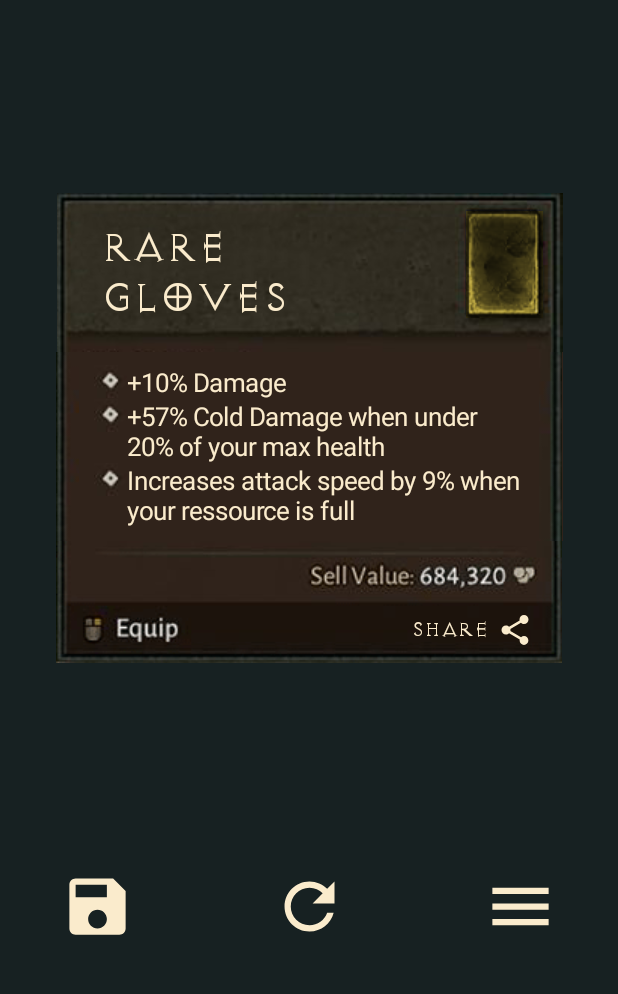
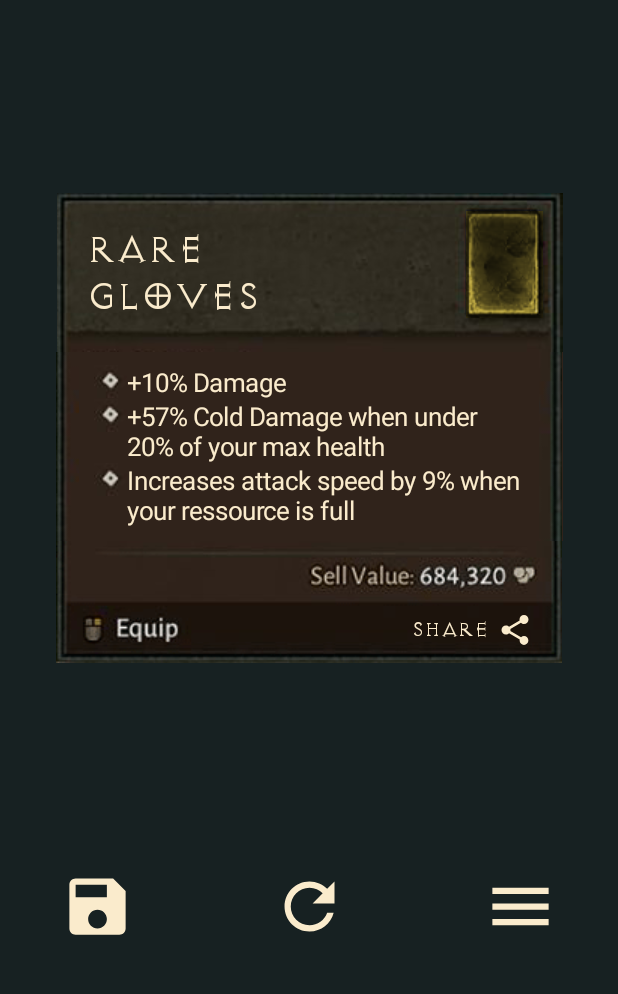
Before and after one commit to alexchaoss/d4itemgen, an Android app: the screen it shows after launch (MainActivity), on a phone screen of 412 x 824 dp, the part 232-1226 px from its top. Run offline under Robolectric (Android 15) with nearby library versions, the phone set to English and light mode, and no system bars; our stand-ins replace EventBus.

Commit message:
Fix for item name width

```diff
--- a/app/build.gradle
+++ b/app/build.gradle
@@ -10,8 +10,8 @@ android {
         applicationId "com.d4itemgenerator"
         minSdkVersion 14
         targetSdkVersion 28
-        versionCode 6
-        versionName "2.2"
+        versionCode 7
+        versionName "2.3"
 
         testInstrumentationRunner "androidx.test.runner.AndroidJUnitRunner"
     }
--- a/app/src/main/java/com/d4itemgenerator/item/Item.kt
+++ b/app/src/main/java/com/d4itemgenerator/item/Item.kt
@@ -10,6 +10,8 @@ class Item {
     @SerializedName("item_name")
     var itemName: String? = ""
     @SerializedName("rarity")
-    var rarity: Rarity? =
-        Rarity.MAGIC
+    var rarity: Rarity? = Rarity.MAGIC
+
+    @SerializedName("slot")
+    var slot: Slot? = Slot.AMULET
 }
--- a/app/src/main/res/layout/activity_main.xml
+++ b/app/src/main/res/layout/activity_main.xml
@@ -35,18 +35,19 @@
         <androidx.constraintlayout.widget.ConstraintLayout
             android:layout_width="match_parent"
             android:layout_height="wrap_content">
+
             <ImageView
+                android:id="@+id/imageView"
                 android:layout_width="wrap_content"
                 android:layout_height="wrap_content"
-                android:layout_marginStart="1dp"
+                android:layout_marginLeft="1dp"
+                android:paddingEnd="0.5dp"
+                android:paddingRight="0.5dp"
                 android:src="@drawable/header"
-                android:layout_marginLeft="1dp"
-                android:paddingRight="0.5dp"
                 app:layout_constraintBottom_toBottomOf="parent"
                 app:layout_constraintLeft_toLeftOf="parent"
                 app:layout_constraintRight_toRightOf="parent"
-                app:layout_constraintTop_toTopOf="parent"
-                android:paddingEnd="0.5dp" />
+                app:layout_constraintTop_toTopOf="parent" />
 
             <ImageView
                 android:id="@+id/rarity"
@@ -62,16 +63,20 @@
 
             <TextView
                 android:id="@+id/item_name"
-                android:layout_width="wrap_content"
+                android:layout_width="0dp"
                 android:layout_height="wrap_content"
-                android:layout_marginStart="30dp"
+                android:layout_marginStart="20dp"
+                android:layout_marginEnd="20dp"
+                android:fontFamily="@font/diablo_light"
+                android:layout_marginRight="20dp"
                 android:textColor="#faebcc"
-                android:textSize="30sp"
-                android:fontFamily="@font/diablo_light"
+                android:textSize="28sp"
                 app:layout_constraintBottom_toBottomOf="parent"
+                app:layout_constrainedWidth="true"
                 app:layout_constraintLeft_toLeftOf="parent"
+                app:layout_constraintEnd_toStartOf="@id/rarity"
                 app:layout_constraintTop_toTopOf="parent"
-                android:layout_marginLeft="30dp" />
+                app:layout_constraintStart_toStartOf="@+id/imageView" />
         </androidx.constraintlayout.widget.ConstraintLayout>
 
 
```
Also changed, not shown: app/src/main/java/com/d4itemgenerator/ui/MainActivity.kt (+3 -8 lines), app/src/main/res/layout/item.xml (+8 -3 lines).
